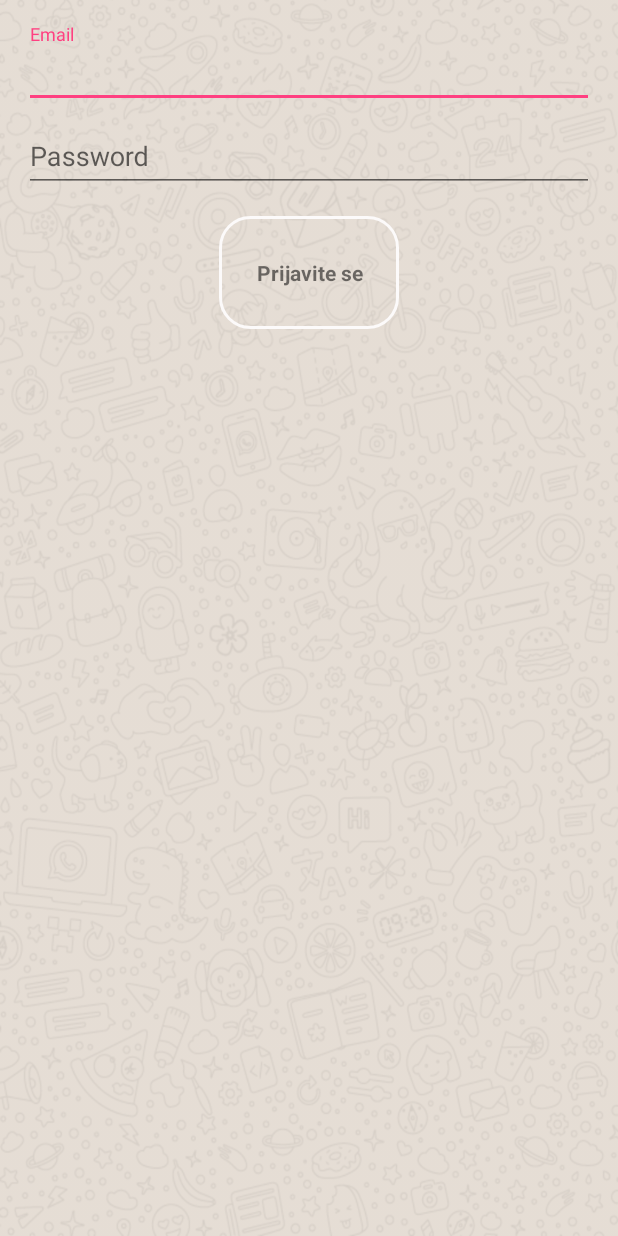
After one commit to MarinKatava/MobileRadniNalog, an Android app: the layout activity_login.xml on its own in the app's theme, with its tools: preview values and no code run, on a phone screen of 412 x 824 dp. The commit adds this screen. Run offline under Robolectric (Android 15) with nearby library versions, the phone set to English and light mode, and no system bars.

Commit message:
login activity added, needs to be executed

```diff
--- /dev/null
+++ b/app/src/main/res/layout/activity_login.xml
@@ -0,0 +1,82 @@
+<?xml version="1.0" encoding="utf-8"?>
+<LinearLayout xmlns:android="http://schemas.android.com/apk/res/android"
+    xmlns:tools="http://schemas.android.com/tools"
+    android:layout_width="match_parent"
+    android:layout_height="match_parent"
+    android:gravity="center_horizontal"
+    android:orientation="vertical"
+    android:paddingBottom="@dimen/activity_vertical_margin"
+    android:paddingLeft="@dimen/activity_horizontal_margin"
+    android:paddingRight="@dimen/activity_horizontal_margin"
+    android:paddingTop="@dimen/activity_vertical_margin"
+    android:background="@drawable/background"
+    tools:context=".nalog.zahtjev.LoginActivity">
+
+    <!-- Login progress -->
+    <ProgressBar
+        android:id="@+id/login_progress"
+        style="?android:attr/progressBarStyleLarge"
+        android:layout_width="wrap_content"
+        android:layout_height="wrap_content"
+        android:layout_marginBottom="8dp"
+        android:visibility="gone" />
+
+    <ScrollView
+        android:id="@+id/login_form"
+        android:layout_width="match_parent"
+        android:layout_height="match_parent">
+
+        <LinearLayout
+            android:id="@+id/email_login_form"
+            android:layout_width="match_parent"
+            android:layout_height="wrap_content"
+            android:orientation="vertical">
+
+            <android.support.design.widget.TextInputLayout
+                android:layout_width="match_parent"
+                android:layout_height="wrap_content">
+
+                <AutoCompleteTextView
+                    android:id="@+id/email"
+                    android:layout_width="match_parent"
+                    android:layout_height="wrap_content"
+                    android:hint="@string/prompt_email"
+                    android:inputType="textEmailAddress"
+                    android:maxLines="1"
+                    android:singleLine="true" />
+
+            </android.support.design.widget.TextInputLayout>
+
+            <android.support.design.widget.TextInputLayout
+                android:layout_width="match_parent"
+                android:layout_height="wrap_content">
+
+                <EditText
+                    android:id="@+id/password"
+                    android:layout_width="match_parent"
+                    android:layout_height="wrap_content"
+                    android:hint="Password"
+                    android:imeActionId="6"
+                    android:imeActionLabel="@string/action_sign_in_short"
+                    android:imeOptions="actionUnspecified"
+                    android:inputType="textPassword"
+                    android:maxLines="1"
+                    android:singleLine="true" />
+
+            </android.support.design.widget.TextInputLayout>
+
+            <Button
+                android:id="@+id/email_sign_in_button"
+                style="?android:textAppearanceSmall"
+                android:layout_width="120dp"
+                android:layout_height="75dp"
+                android:layout_marginTop="16dp"
+                android:layout_gravity="center"
+                android:text="Prijavite se"
+                android:textAllCaps="false"
+                android:textStyle="bold"
+                android:background="@drawable/login_input"/>
+
+        </LinearLayout>
+    </ScrollView>
+</LinearLayout>
```
Also changed, not shown: app/src/main/AndroidManifest.xml (+6 -2 lines), app/src/main/java/com/example/marin/mobileradninalog/main/RadniNalogAdapter.java (+0 -31 lines), app/src/main/java/com/example/marin/mobileradninalog/nalog/tabs/FragmentRadniNalog.java (+0 -7 lines), app/src/main/java/com/example/marin/mobileradninalog/nalog/zahtjev/LoginActivity.java (added, +351 -0 lines), app/src/main/java/com/example/marin/mobileradninalog/nalog/zahtjev/ZahtjevActivity.java (+10 -10 lines).
